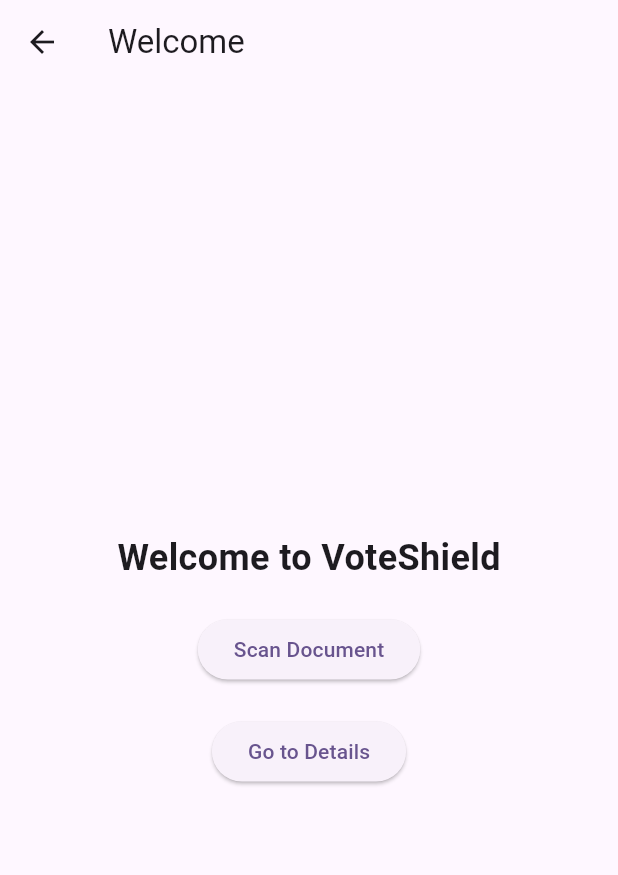
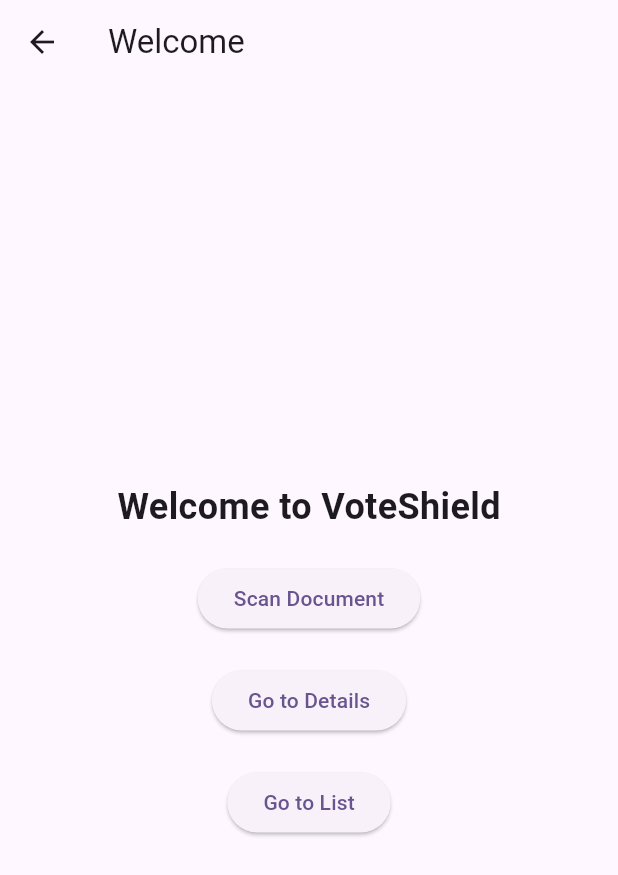
Before and after one commit to VHITMAN2025/Solution_Challenge, a Flutter app: the WelcomePage screen opened directly, on a phone screen of 412 x 824 dp. Shown: the top 875 px of the screen. Run offline on Flutter 3.47's test engine with Material 3 defaults, Android fonts, the phone set to English and light mode, and no system bars; our stand-ins replace cloud_firestore, firebase_core; missing offline and left inert: flutter_document_scanner; accounts and stored records are empty.

Commit message:
Added voters list

```diff
--- a/lib/list.dart
+++ b/lib/list.dart
@@ -6,15 +6,15 @@ import 'package:cloud_firestore/cloud_firestore.dart';
 void main() async {
   WidgetsFlutterBinding.ensureInitialized();
   await Firebase.initializeApp();
-  runApp(MyApp());
+  runApp(listUI());
 }
 
-class MyApp extends StatefulWidget {
+class listUI extends StatefulWidget {
   @override
-  State<MyApp> createState() => _MyAppState();
+  State<listUI> createState() => _MyAppState();
 }
 
-class _MyAppState extends State<MyApp> {
+class _MyAppState extends State<listUI> {
   List _allResults = [];
   List _resultList = [];
 
@@ -93,8 +93,8 @@ class _MyAppState extends State<MyApp> {
           itemBuilder: (context, index) {
             return ListTile(
               title: Text(_resultList[index]['name']),
-              subtitle: Text(_resultList[index]['email']),
-              trailing: Text(_resultList[index]['mobile']),
+              subtitle: Text(_resultList[index]['gender']),
+              trailing: Text(_resultList[index]['epic_no']),
             );
           },
         ),
--- a/lib/welcome_page.dart
+++ b/lib/welcome_page.dart
@@ -1,6 +1,7 @@
 import 'package:flutter/material.dart';
 import 'document_scanner_page.dart';
 import 'details.dart';
+import 'list.dart';
 
 class WelcomePage extends StatelessWidget {
   const WelcomePage({super.key});
@@ -41,6 +42,18 @@ class WelcomePage extends StatelessWidget {
               },
               child: const Text('Go to Details'),
             ),
+            const SizedBox(height: 20),
+            ElevatedButton(
+              onPressed: () {
+                Navigator.push(
+                  context,
+                  MaterialPageRoute(
+                    builder: (context) =>  listUI(),
+                  ),
+                );
+              },
+              child: const Text('Go to List'),
+            ),
           ],
         ),
       ),
```
